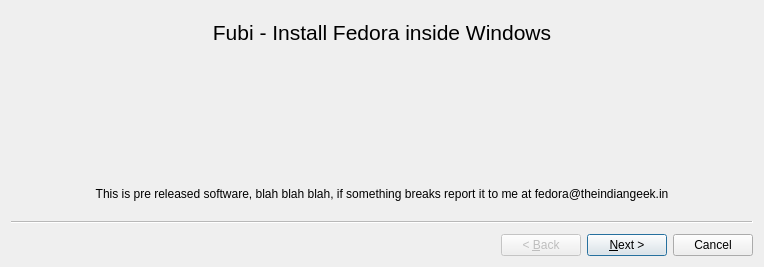
The window that fubi_wizard.ui (hiemanshu/fubi) describes before a commit, drawn with Qt 5.
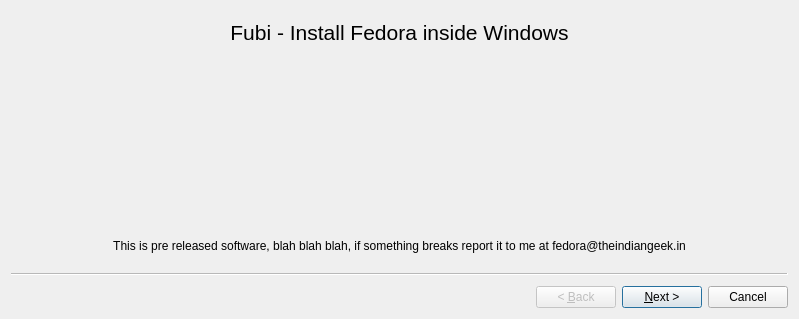
The same window after the commit.

Commit message: Added main page to wizard

```diff
--- a/fubi_wizard.ui
+++ b/fubi_wizard.ui
@@ -6,8 +6,8 @@
    <rect>
     <x>0</x>
     <y>0</y>
-    <width>764</width>
-    <height>267</height>
+    <width>799</width>
+    <height>319</height>
    </rect>
   </property>
   <property name="windowTitle">
```
Left out of the diff: 189 changed lines with no effect on the pictures. The commit also changes 1 other file.
